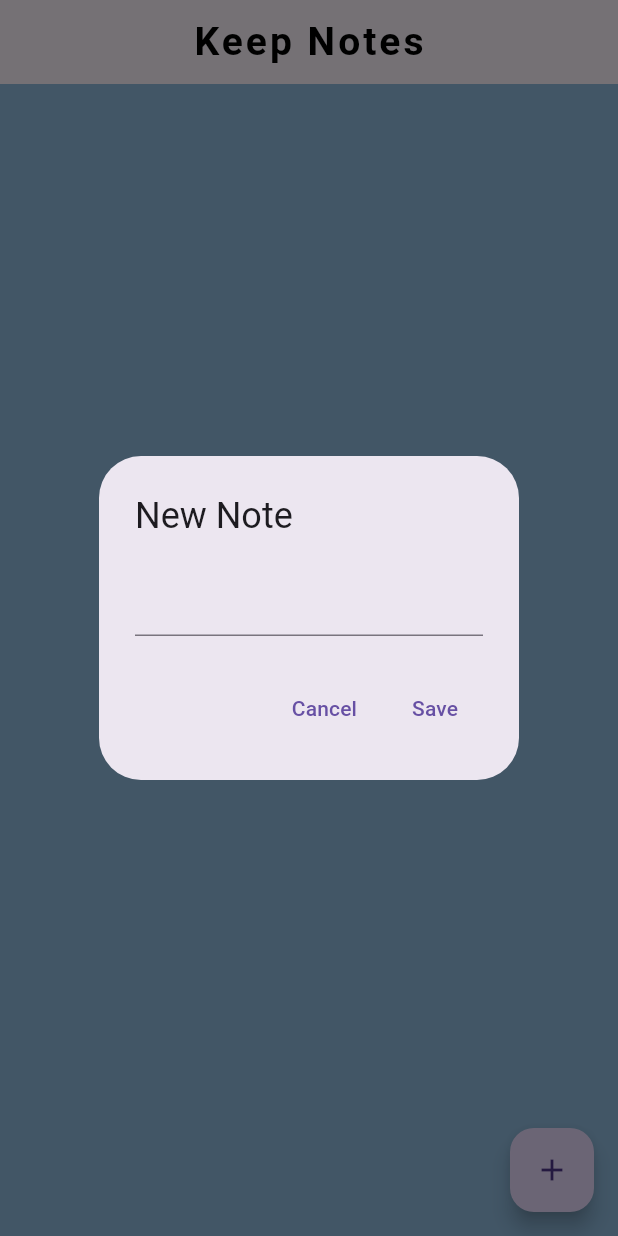
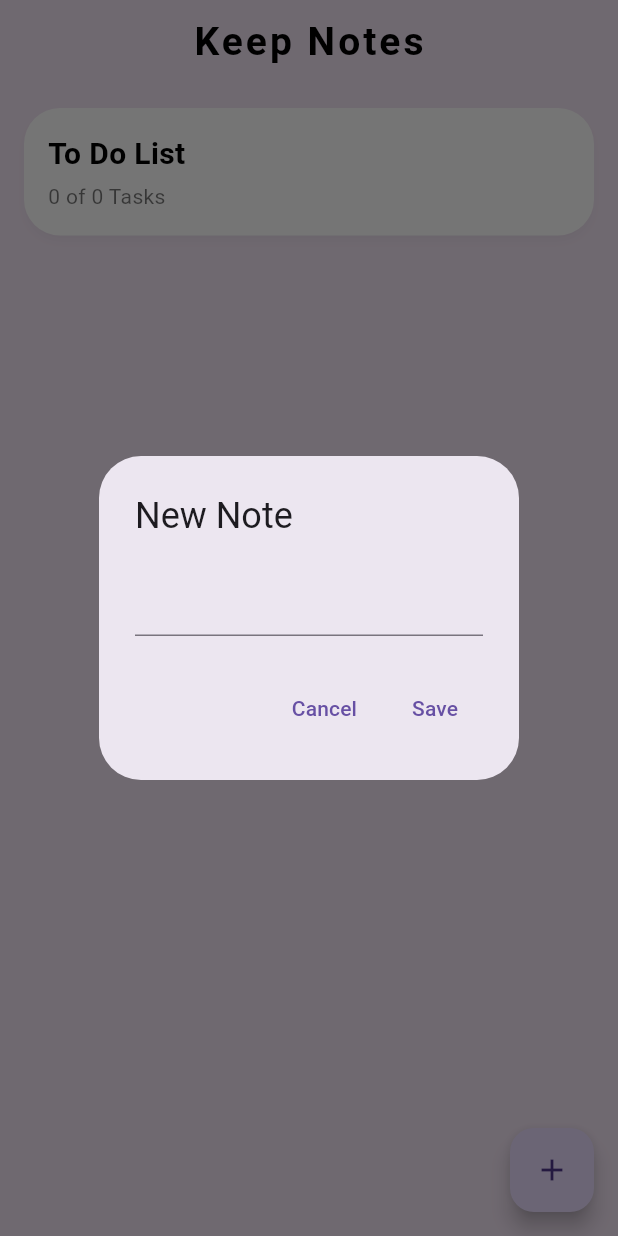
Before and after one commit to danavaaa/tugasakhir, a Flutter app: the NotePage screen opened directly, after a tap on the "add" icon, on a phone screen of 412 x 824 dp. Run offline on Flutter 3.47's test engine with Material 3 defaults, Android fonts, the phone set to English and light mode, and no system bars; our stand-ins replace supabase_flutter; accounts and stored records are empty.

Commit message:
on boarding

```diff
--- a/lib/main.dart
+++ b/lib/main.dart
@@ -1,6 +1,6 @@
 import 'package:flutter/material.dart';
-import 'package:notes/note_page.dart';
 import 'package:supabase_flutter/supabase_flutter.dart';
+import 'onboarding_page.dart';
 
 Future<void> main() async {
   WidgetsFlutterBinding.ensureInitialized();
@@ -17,9 +17,11 @@ class MyApp extends StatelessWidget {
 
   @override
   Widget build(BuildContext context) {
-    return const MaterialApp(
+    return MaterialApp(
       debugShowCheckedModeBanner: false,
-      home: NotePage(),
+      title: 'todo app',
+      home:
+          const OnboardingPage(), // selalu tampilkan onboarding page terlebih dahulu
     );
   }
 }
--- a/lib/note_page.dart
+++ b/lib/note_page.dart
@@ -1,9 +1,11 @@
 import 'package:flutter/material.dart';
 import 'package:notes/note.dart';
 import 'package:notes/note_database.dart';
+import 'widgets/task_category_card.dart';
 
 class NotePage extends StatefulWidget {
-  const NotePage({super.key});
+  // ignore: use_super_parameters
+  const NotePage({Key? key}) : super(key: key);
 
   @override
   State<NotePage> createState() => _NotePageState();
@@ -130,6 +132,7 @@ class _NotePageState extends State<NotePage> {
     return Scaffold(
       // App Bar
       appBar: AppBar(
+        backgroundColor: const Color(0xFFF3E5F5),
         title: const Text(
           "Keep Notes",
           style: TextStyle(
@@ -141,7 +144,7 @@ class _NotePageState extends State<NotePage> {
         ),
         centerTitle: true,
       ),
-      backgroundColor: const Color.fromARGB(255, 144, 188, 223),
+      backgroundColor: const Color(0xFFF3E5F5), // warna latar belakang
       // Button
       floatingActionButton: FloatingActionButton(
         onPressed: addNewNote,
@@ -149,7 +152,10 @@ class _NotePageState extends State<NotePage> {
       ),
 
       // Body -> Stream Builder
-      body: StreamBuilder(
+      body: Column(
+        children: [
+          Expanded(
+            child: StreamBuilder(
               // Listens to this stream..
               stream: notesDatabase.stream,
 
@@ -169,8 +175,22 @@ class _NotePageState extends State<NotePage> {
                   return a.isDone ? 1 : -1;
                 });
 
+                // hitung jumlah selesai dan total catatan
+                final completed = notes.where((note) => !note.isDone).length;
+                final total = notes.length;
+
+                return Column(
+                  children: [
+                    // card UI
+                    TaskCategoryCard(
+                      title: "To Do List",
+                      completed: completed,
+                      total: total,
+                    ),
+                    const SizedBox(height: 16), // jarak antar card dan list
                     // list of notes UI
-          return ListView.builder(
+                    Expanded(
+                      child: ListView.builder(
                         itemCount: notes.length,
                         itemBuilder: (context, index) {
                           //get each note
@@ -191,7 +211,10 @@ class _NotePageState extends State<NotePage> {
                             title: Text(
                               note.content,
                               style: TextStyle(
-                    decoration: note.isDone ? TextDecoration.lineThrough : null,
+                                decoration:
+                                    note.isDone
+                                        ? TextDecoration.lineThrough
+                                        : null,
                               ),
                             ),
                             trailing: SizedBox(
@@ -200,7 +223,10 @@ class _NotePageState extends State<NotePage> {
                                 children: [
                                   // update button
                                   IconButton(
-                        onPressed: note.isDone ? null : () => updateNote(note),
+                                    onPressed:
+                                        note.isDone
+                                            ? null
+                                            : () => updateNote(note),
                                     icon: const Icon(Icons.edit),
                                   ),
 
@@ -214,8 +240,14 @@ class _NotePageState extends State<NotePage> {
                             ),
                           );
                         },
+                      ),
+                    ),
+                  ],
                 );
               },
+            ),
+          ),
+        ],
       ),
     );
   }
--- /dev/null
+++ b/lib/onboarding_page.dart
@@ -0,0 +1,23 @@
+import 'package:flutter/material.dart';
+import 'note_page.dart';
+
+class OnboardingPage extends StatelessWidget {
+  // ignore: use_super_parameters
+  const OnboardingPage({Key? key}) : super(key: key);
+  @override
+  Widget build(BuildContext context) {
+    return Scaffold(
+      body: Center(
+        child: ElevatedButton(
+          onPressed: () {
+            Navigator.pushReplacement(
+              context,
+              MaterialPageRoute(builder: (context) => NotePage()),
+            );
+          },
+          child: Text('Go to Notes'),
+        ),
+      ),
+    );
+  }
+}
--- /dev/null
+++ b/lib/widgets/task_category_card.dart
@@ -0,0 +1,54 @@
+import 'package:flutter/material.dart';
+
+class TaskCategoryCard extends StatelessWidget {
+  final String title;
+  final int completed;
+  final int total;
+
+  const TaskCategoryCard({
+    super.key,
+    required this.title,
+    required this.completed,
+    required this.total,
+  });
+
+  @override
+  Widget build(BuildContext context) {
+    return Padding(
+      padding: const EdgeInsets.all(16),
+      child: Container(
+        width: double.infinity,
+        padding: const EdgeInsets.all(16),
+        decoration: BoxDecoration(
+          color: Colors.white,
+          borderRadius: BorderRadius.circular(24),
+          boxShadow: [
+            BoxShadow(
+              color: Colors.grey.withOpacity(0.1),
+              blurRadius: 6,
+              offset: const Offset(0, 4),
+            ),
+          ],
+        ),
+        child: Column(
+          crossAxisAlignment: CrossAxisAlignment.start, // penting
+          children: [
+            Text(
+              title,
+              style: const TextStyle(
+                fontSize: 20,
+                fontWeight: FontWeight.bold,
+                color: Color.fromARGB(255, 0, 0, 0),
+              ),
+            ),
+            const SizedBox(height: 4),
+            Text(
+              '$completed of $total Tasks',
+              style: const TextStyle(fontSize: 14, color: Colors.black54),
+            ),
+          ],
+        ),
+      ),
+    );
+  }
+}
--- a/pubspec.yaml
+++ b/pubspec.yaml
@@ -33,6 +33,7 @@ dependencies:
 
   # The following adds the Cupertino Icons font to your application.
   # Use with the CupertinoIcons class for iOS style icons.
+  shared_preferences: ^2.2.2
   cupertino_icons: ^1.0.8
   supabase_flutter: ^2.9.0
 
```
Also changed, not shown: pubspec.lock. Lines whose indentation alone changed are shown as unchanged.
